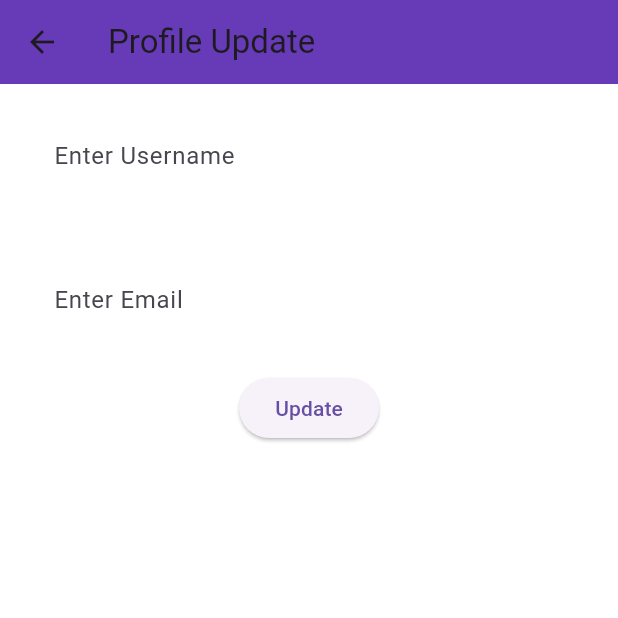
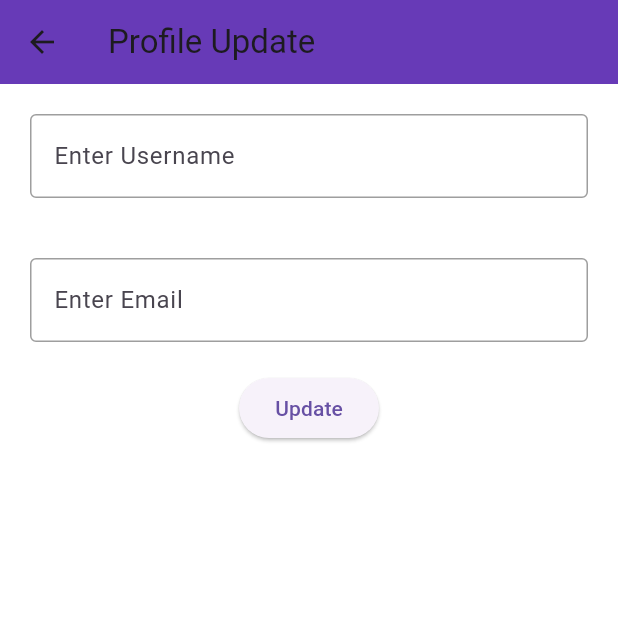
Before and after one commit to yungdavo/crypto_app, a Flutter app: the UpdateProfileScreen screen opened directly, after a tap on "Update", on a phone screen of 412 x 824 dp, the top half of it. Run offline on Flutter 3.47's test engine with Material 3 defaults, Android fonts, the phone set to English and light mode, and no system bars; our stand-ins replace shared_preferences; accounts and stored records are empty; network calls fail.

Commit message:
Made corrections

```diff
--- a/lib/screens/update_profile_screen.dart
+++ b/lib/screens/update_profile_screen.dart
@@ -8,7 +8,7 @@ class UpdateProfileScreen extends StatelessWidget {
 
    final TextEditingController username = TextEditingController(); // to accept the username
    final TextEditingController email = TextEditingController();// to accept email
-   final TextEditingController age = TextEditingController();
+   //final TextEditingController age = TextEditingController();
    //function to save user details passed to the update button
 
    bool isDarkModeEnabled = AppTheme.isDarkModeEnabled;
@@ -20,7 +20,7 @@ class UpdateProfileScreen extends StatelessWidget {
    void saveUserDetails() async {
       await saveDetails('username', username.text); //the '.text' shows the details we have entered
       await saveDetails('email', email.text);
-      await saveDetails('age', age.text);
+      //await saveDetails('age', age.text);
    }
 
   @override
@@ -55,10 +55,9 @@ class UpdateProfileScreen extends StatelessWidget {
         keyboardType: theAgeTextField ? TextInputType.number : null,
         controller: controller, //assigned controller to a single text field
         decoration: InputDecoration(
-
           enabledBorder: OutlineInputBorder(
             borderSide: BorderSide(
-                color: isDarkModeEnabled ? Colors.white : Colors.white,
+                color: isDarkModeEnabled ? Colors.white : Colors.grey,
             ),
           ),
           hintText: title,
```
Also changed, not shown: lib/screens/home_screen.dart (+10 -10 lines).
